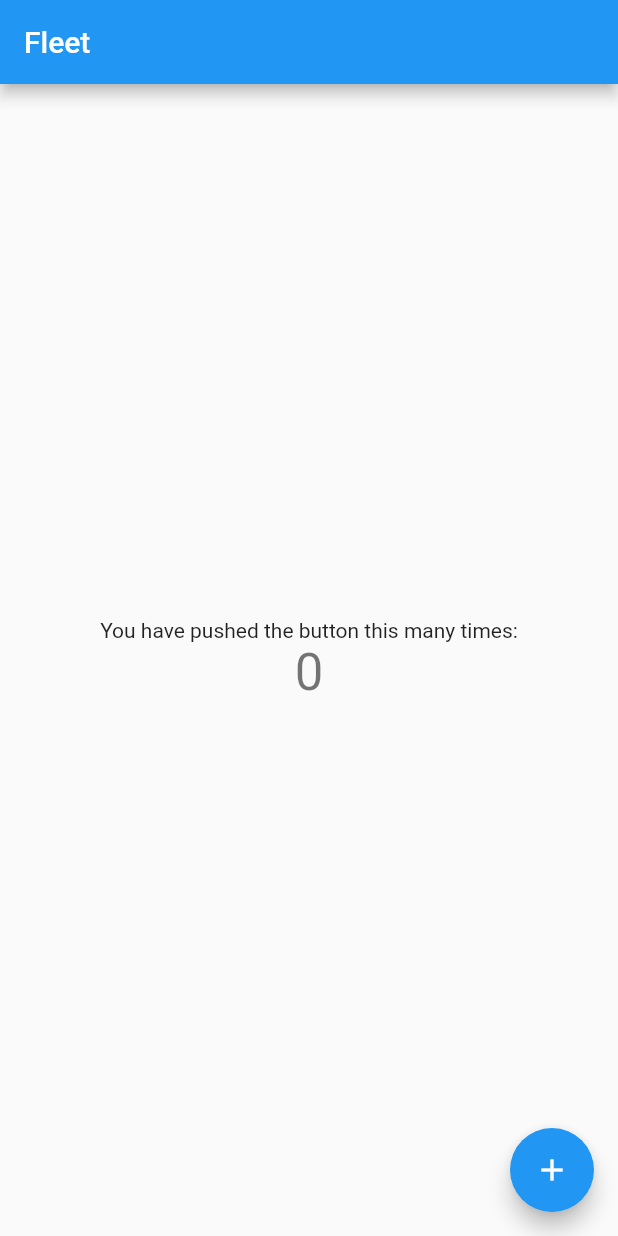
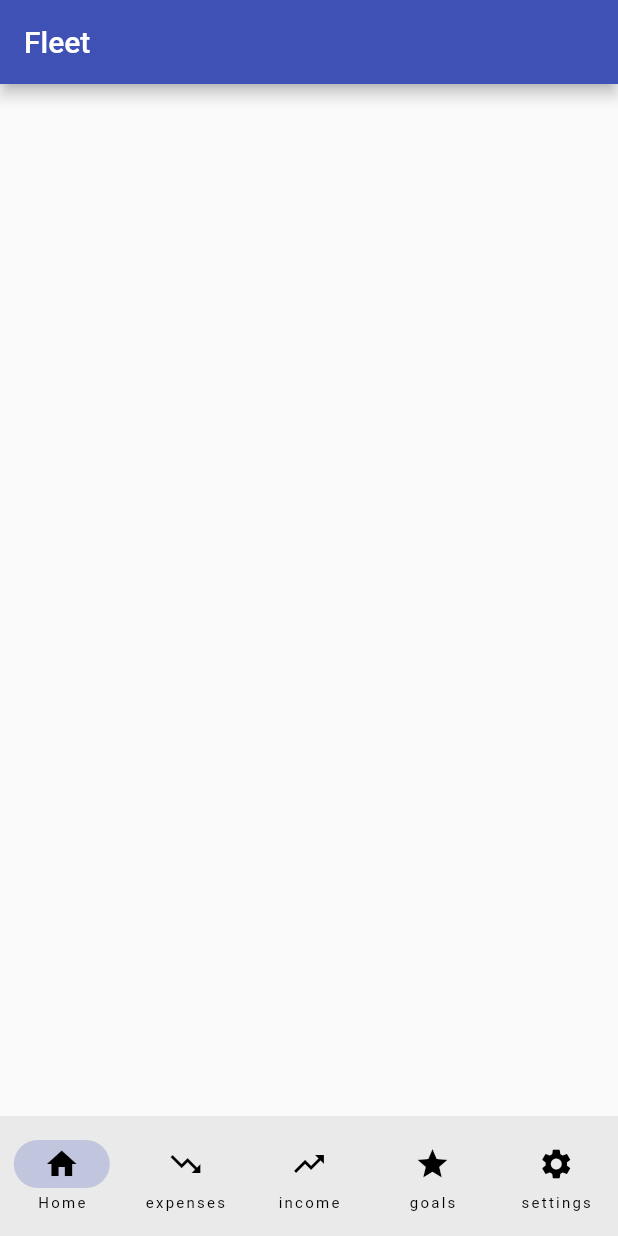
Before and after one commit to Wapirek/fleet-mobile, a Flutter app: the screen it shows after launch, on a phone screen of 412 x 824 dp. Run offline on Flutter 3.47's test engine with Material 2 defaults, Android fonts, the phone set to English and light mode, and no system bars.

Commit message:
add navigation bar

```diff
--- a/lib/main.dart
+++ b/lib/main.dart
@@ -1,5 +1,6 @@
+import 'package:fleet_mobile/constants/constans.dart';
 import 'package:flutter/material.dart';
-
+import 'package:fleet_mobile/constants/constans.dart';
 void main() {
   runApp(const MyApp());
 }
@@ -7,109 +8,51 @@ void main() {
 class MyApp extends StatelessWidget {
   const MyApp({Key? key}) : super(key: key);
 
-  // This widget is the root of your application.
   @override
   Widget build(BuildContext context) {
     return MaterialApp(
-      title: 'Flutter Demo',
-      theme: ThemeData(
-        // This is the theme of your application.
-        //
-        // Try running your application with "flutter run". You'll see the
-        // application has a blue toolbar. Then, without quitting the app, try
-        // changing the primarySwatch below to Colors.green and then invoke
-        // "hot reload" (press "r" in the console where you ran "flutter run",
-        // or simply save your changes to "hot reload" in a Flutter IDE).
-        // Notice that the counter didn't reset back to zero; the application
-        // is not restarted.
-        primarySwatch: Colors.blue,
-      ),
-      home: const MyHomePage(title: 'Fleet'),
+      debugShowCheckedModeBanner: false,
+      /*ToDO  Change Color*/
+      theme: ThemeData(primarySwatch: Colors.indigo),
+      home: const RootPage(),
     );
   }
 }
 
-class MyHomePage extends StatefulWidget {
-  const MyHomePage({Key? key, required this.title}) : super(key: key);
-
-  // This widget is the home page of your application. It is stateful, meaning
-  // that it has a State object (defined below) that contains fields that affect
-  // how it looks.
-
-  // This class is the configuration for the state. It holds the values (in this
-  // case the title) provided by the parent (in this case the App widget) and
-  // used by the build method of the State. Fields in a Widget subclass are
-  // always marked "final".
-
-  final String title;
+class RootPage extends StatefulWidget {
+  const RootPage({Key? key}) : super(key: key);
 
   @override
-  State<MyHomePage> createState() => _MyHomePageState();
+  State<RootPage> createState() => _RootPageState();
 }
 
-class _MyHomePageState extends State<MyHomePage> {
-  int _counter = 0;
+class _RootPageState extends State<RootPage> {
+  int currentPage = 0;
 
-  void _incrementCounter() {
-    setState(() {
-      // This call to setState tells the Flutter framework that something has
-      // changed in this State, which causes it to rerun the build method below
-      // so that the display can reflect the updated values. If we changed
-      // _counter without calling setState(), then the build method would not be
-      // called again, and so nothing would appear to happen.
-      _counter++;
-    });
-  }
-
+  //TODO add pages list<widget>
   @override
   Widget build(BuildContext context) {
-    // This method is rerun every time setState is called, for instance as done
-    // by the _incrementCounter method above.
-    //
-    // The Flutter framework has been optimized to make rerunning build methods
-    // fast, so that you can just rebuild anything that needs updating rather
-    // than having to individually change instances of widgets.
     return Scaffold(
       appBar: AppBar(
-        // Here we take the value from the MyHomePage object that was created by
-        // the App.build method, and use it to set our appbar title.
-        title: Text(widget.title),
+        //ToDO change to current page title
+        title: const Text("Fleet"),
       ),
-      body: Center(
-        // Center is a layout widget. It takes a single child and positions it
-        // in the middle of the parent.
-        child: Column(
-          // Column is also a layout widget. It takes a list of children and
-          // arranges them vertically. By default, it sizes itself to fit its
-          // children horizontally, and tries to be as tall as its parent.
-          //
-          // Invoke "debug painting" (press "p" in the console, choose the
-          // "Toggle Debug Paint" action from the Flutter Inspector in Android
-          // Studio, or the "Toggle Debug Paint" command in Visual Studio Code)
-          // to see the wireframe for each widget.
-          //
-          // Column has various properties to control how it sizes itself and
-          // how it positions its children. Here we use mainAxisAlignment to
-          // center the children vertically; the main axis here is the vertical
-          // axis because Columns are vertical (the cross axis would be
-          // horizontal).
-          mainAxisAlignment: MainAxisAlignment.center,
-          children: <Widget>[
-            const Text(
-              'You have pushed the button this many times:',
-            ),
-            Text(
-              '$_counter',
-              style: Theme.of(context).textTheme.headline4,
-            ),
-          ],
-        ),
+      // ToDO add body:pages[currentPage]
+      bottomNavigationBar: NavigationBar(
+        destinations: const [
+          NavigationDestination(icon: Icon(Icons.home), label: "Home"),
+          NavigationDestination(icon: Icon(Icons.trending_down), label: "expenses"),
+          NavigationDestination(icon: Icon(Icons.trending_up), label: "income"),
+          NavigationDestination(icon: Icon(Icons.star), label: "goals"),
+          NavigationDestination(icon: Icon(Icons.settings), label: "settings"),
+        ],
+        onDestinationSelected: (int index) {
+          setState(() {
+            currentPage = index;
+          });
+        },
+        selectedIndex: currentPage,
       ),
-      floatingActionButton: FloatingActionButton(
-        onPressed: _incrementCounter,
-        tooltip: 'Increment',
-        child: const Icon(Icons.add),
-      ), // This trailing comma makes auto-formatting nicer for build methods.
     );
   }
 }
--- a/lib/materials/colors.dart
+++ /dev/null
@@ -1 +0,0 @@
-import 'package:flutter/material.dart';
```
Also changed, not shown: lib/constants/constans.dart (added, +24 -0 lines), lib/screens/dashboard.dart (added).
